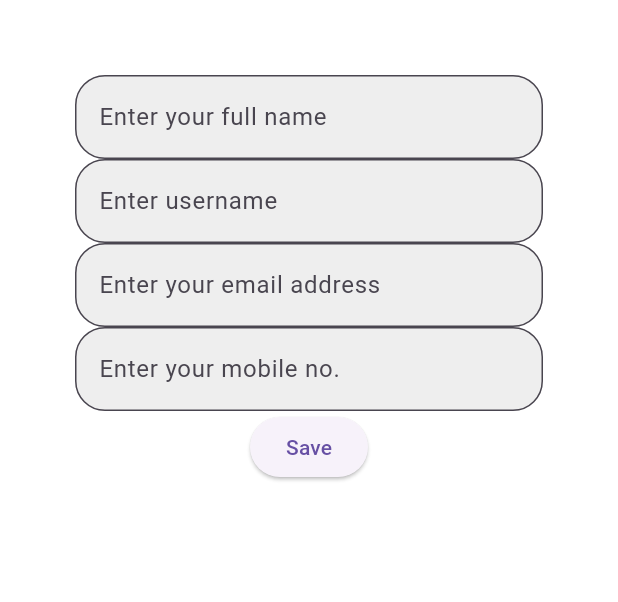
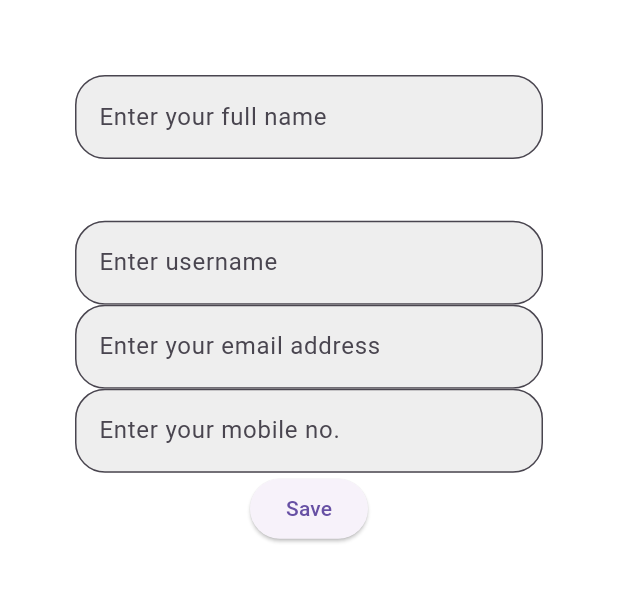
Before and after one commit to Ratndeep1999/to_do_app, a Flutter app: the SignUpPage screen opened directly, on a phone screen of 412 x 824 dp, the part 84-686 px from its top. Run offline on Flutter 3.47's test engine with Material 3 defaults, Android fonts, the phone set to English and light mode, and no system bars.

Commit message:
sign_up_page.dart : appbar add, form add, key add, full name text field add, username text field add, email text field add, mobile number text field add with ElevatedButton, validation add to full name, validation state add to elevated button, unfocus method add,

```diff
--- a/lib/sign_up_page.dart
+++ b/lib/sign_up_page.dart
@@ -23,7 +23,12 @@ class _SignUpPageState extends State<SignUpPage> {
         centerTitle: true,
         backgroundColor: Colors.black12,
       ),
-      body: SafeArea(
+      body: SingleChildScrollView(
+        child: InkWell(
+          onTap: () {
+            FocusScope.of(context).unfocus();
+          },
+          child: SafeArea(
             child: Form(
               key: _formKey,
               child: Padding(
@@ -54,6 +59,8 @@ class _SignUpPageState extends State<SignUpPage> {
                         ),
                       ),
                     ),
+
+                    SizedBox(height: MediaQuery.of(context).size.height * 0.05),
 
                     /// Username
                     TextFormField(
@@ -111,6 +118,8 @@ class _SignUpPageState extends State<SignUpPage> {
               ),
             ),
           ),
+        ),
+      ),
     );
   }
 }
```
Lines whose indentation alone changed are shown as unchanged.
